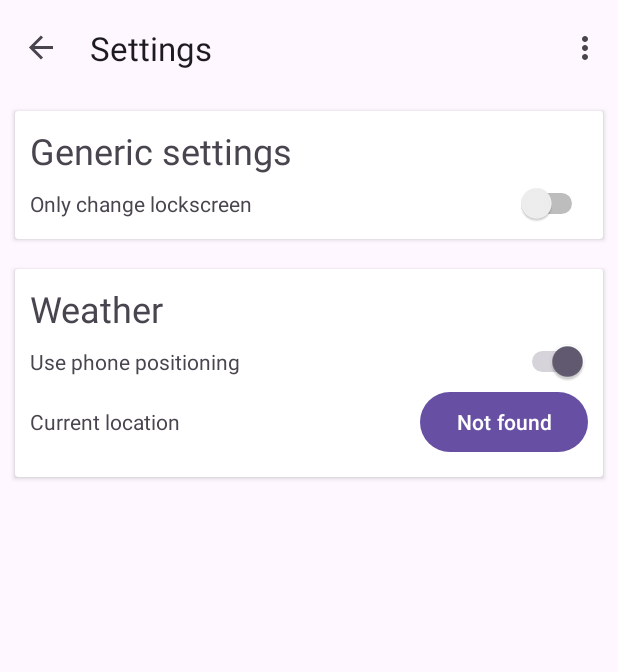
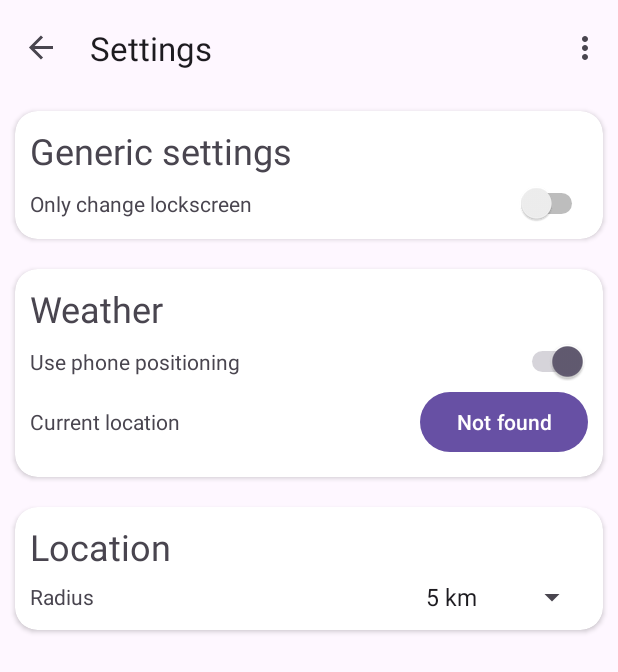
Before and after one commit to FeKozma/SmartPaper, an Android app: the screen it shows after launch (MainActivity), in the options menu, after a tap on "Settings", on a phone screen of 412 x 824 dp. Shown: the top 672 px of the screen. Run offline under Robolectric (Android 15) with nearby library versions, the phone set to English and light mode, and no system bars; our stand-ins replace navigation-ui; libraries missing offline, so code that uses them is left out: cat.ereza.customactivityoncrash, org.osmdroid.api, org.osmdroid.config, org.osmdroid.tileprovider, org.osmdroid.util and 1 more; pictures from the network do not load; 4 statements that could not run were skipped.

Commit message:
feat: location based tagging

```diff
--- a/app/src/main/java/com/fekozma/wallpaperchanger/database/DBImage.java
+++ b/app/src/main/java/com/fekozma/wallpaperchanger/database/DBImage.java
@@ -220,9 +220,11 @@ public class DBImage extends DBManager implements Parcelable {
 			}
 
 			if (success) {
+
 				//delete images from storage
 				boolean tmpSuccess;
 				for (DBImage dbImage : selected) {
+					DBLocations.db.deleteLocations(new String[]{dbImage.image});
 					tmpSuccess = ImageUtil.getImageFromAppstorage(dbImage).map((image) -> {
 						return image.delete();
 					}).orElse(true);
@@ -251,6 +253,7 @@ public class DBImage extends DBManager implements Parcelable {
 	public void deleteTags(DBImage[] selected) {
 		for (DBImage dbImage : selected) {
 			upsertImage(dbImage.image, new String[0]);
+			DBLocations.db.deleteLocations(new String[]{dbImage.image});
 		}
 	}
 
--- a/app/src/main/java/com/fekozma/wallpaperchanger/database/DBManager.java
+++ b/app/src/main/java/com/fekozma/wallpaperchanger/database/DBManager.java
@@ -16,6 +16,7 @@ public class DBManager extends SQLiteOpenHelper {
 
 	public enum TABLES {
 		IMAGES("Images", Map.of(DBImage.COL_IMAGE, "varchar(100)", DBImage.COL_TAGS, "TEXT")),
+		LOCATIONS("Locations", Map.of(DBLocations.COL_IMAGE, "varchar(100)", DBLocations.COL_ADDRESS, "TEXT", DBLocations.COL_LAT, "TEXT", DBLocations.COL_LON, "TEXT")),
 		LOGS("Logs",Map.of(DBLog.COL_MESSAGE, "TEXT",DBLog.COL_DATE, "varchar(100)",DBLog.COL_LEVEL, "varchar(10)"))
 		;
 
@@ -33,24 +34,31 @@ public class DBManager extends SQLiteOpenHelper {
 	}
 
 	// If you change the database schema, you must increment the database version.
-	public static final int DATABASE_VERSION = 1;
+	public static final int DATABASE_VERSION = 2;
 	public static final String DATABASE_NAME = "wallpaperchanger.db";
 
 	private static DBManager dbManager;
 
 	public void onCreate(SQLiteDatabase db) {
 		synchronized (DATABASE_NAME) {
-			Arrays.stream(TABLES.values()).map(table -> {
-				String start = "CREATE TABLE " + table.name + " (";
-				String end = ");";
-				return table.columns.entrySet().stream().map(entry -> entry.getKey() + " " + entry.getValue()).collect(Collectors.joining(",", start, end));
-			}).forEach(db::execSQL);
+			Arrays.stream(TABLES.values()).forEach(table -> {
+				createTable(db, table);
+				});
 		}
 	}
 
 	public void onUpgrade(SQLiteDatabase db, int oldVersion, int newVersion) {
+		if (oldVersion == 1 && newVersion == 2) {
+			createTable(db, TABLES.LOCATIONS);
+		}
+	}
 
+	private void createTable(SQLiteDatabase db, TABLES table) {
+		String start = "CREATE TABLE " + table.name + " (";
+		String end = ");";
+		db.execSQL(table.columns.entrySet().stream().map(entry -> entry.getKey() + " " + entry.getValue()).collect(Collectors.joining(",", start, end)));
 	}
+
 	public void onDowngrade(SQLiteDatabase db, int oldVersion, int newVersion) {
 		onUpgrade(db, oldVersion, newVersion);
 	}
--- a/app/src/main/java/com/fekozma/wallpaperchanger/database/StaticTags.java
+++ b/app/src/main/java/com/fekozma/wallpaperchanger/database/StaticTags.java
@@ -25,7 +25,8 @@ public enum StaticTags {
 	WEEKDAY_THURSDAY("thursday"),
 	WEEKDAY_FRIDAY("friday"),
 	WEEKDAY_SATURDAY("saturday"),
-	WEEKDAY_SUNDAY("sunday");
+	WEEKDAY_SUNDAY("sunday"),
+	LOCATION("location");
 
 
 	String name;
--- a/app/src/main/java/com/fekozma/wallpaperchanger/fragments/SettingsFragment.java
+++ b/app/src/main/java/com/fekozma/wallpaperchanger/fragments/SettingsFragment.java
@@ -10,6 +10,7 @@ import android.os.Bundle;
 import android.view.LayoutInflater;
 import android.view.View;
 import android.view.ViewGroup;
+import android.widget.AdapterView;
 import android.widget.CompoundButton;
 
 import androidx.annotation.NonNull;
@@ -64,6 +65,60 @@ public class SettingsFragment extends Fragment {
 			}
 		});
 
+		setWeatherSettings();
+		setLocationSettings();
+
+
+	}
+
+	private void setLocationSettings() {
+		setLocationRadius();
+
+		binding.settingsLocationRadius.setOnItemSelectedListener(new AdapterView.OnItemSelectedListener() {
+
+			@Override
+			public void onItemSelected(AdapterView<?> adapterView, View view, int i, long l) {
+				String selection = getResources().getStringArray(R.array.dropdown_radius_items)[i];
+				selection = selection.substring(0, selection.indexOf(" "));
+				DBLog.db.addLog(DBLog.LEVELS.DEBUG, "Changed radius to '" + selection + "'");
+				SharedPreferencesUtil.setInt(SharedPreferencesUtil.KEYS.LOCATION_RADIUS, Integer.valueOf(selection));
+			}
+
+			@Override
+			public void onNothingSelected(AdapterView<?> adapterView) {
+				SharedPreferencesUtil.setInt(SharedPreferencesUtil.KEYS.LOCATION_RADIUS, 5);
+			}
+		});
+	}
+
+	private void setLocationRadius() {
+		int radius = SharedPreferencesUtil.getInt(SharedPreferencesUtil.KEYS.LOCATION_RADIUS);
+		int pos;
+		switch (radius) {
+			case 5:
+				pos = 0;
+				break;
+			case 10:
+				pos = 1;
+				break;
+			case 20:
+				pos = 2;
+				break;
+			case 50:
+				pos = 3;
+				break;
+			case 100:
+				pos = 4;
+				break;
+			default:
+				pos = 0;
+		}
+
+		binding.settingsLocationRadius.setSelection(pos);
+
+	}
+
+	private void setWeatherSettings() {
 		// Weather
 		boolean useGPS = SharedPreferencesUtil.getBoolean(SharedPreferencesUtil.KEYS.USE_GPS);
 		boolean isPermitted = ActivityCompat.checkSelfPermission(getContext(), Manifest.permission.ACCESS_FINE_LOCATION) == PackageManager.PERMISSION_GRANTED;
@@ -95,8 +150,6 @@ public class SettingsFragment extends Fragment {
 		});
 
 		setLocationSetting();
-
-
 	}
 
 	private void setLocationSetting() {
@@ -105,34 +158,7 @@ public class SettingsFragment extends Fragment {
 
 		if (lat != null && lon != null) {
 
-			GeoPoint geoPoint = new GeoPoint(Double.parseDouble(lat), Double.parseDouble(lon));
-			Geocoder geocoder = new Geocoder(ContextUtil.getContext(), Locale.getDefault());
-
-			Executors.newSingleThreadExecutor().execute(() -> {
-				geocoder.getFromLocation(
-					geoPoint.getLatitude(),
-					geoPoint.getLongitude(),
-					1,
-					addresses -> {
-						if (!addresses.isEmpty()) {
-							Address address = addresses.get(0);
-
-							String city = address.getLocality(); // Main city/town
-							if (city == null) {
-								city = address.getSubAdminArea(); // County or district, often used when no city
-							}
-
-							String addressText = (city == null ? "" : city + ", ") + address.getAdminArea();
-
-							setMapButton(addressText);
-							getAdressFromAPI(geoPoint.getLatitude(), geoPoint.getLongitude());
-						}
-					}
-				);
-				});
-
-
-
+			LocationUtil.getLocationName(Double.parseDouble(lat), Double.parseDouble(lon), this::setMapButton);
 
 		}
 	}
@@ -153,33 +179,6 @@ public class SettingsFragment extends Fragment {
 		}
 	}
 
-	private void getAdressFromAPI(double lat, double lon) {
-		if (NetworkUtil.isInternetAvailable(getContext())) {
-			NominatimService adress = HttpClient.getAdressApi();
-
-			adress.reverseGeocode(lat, lon, "json", 1).enqueue(new Callback<NominatimService.NominatimResponse>() {
-				@Override
-				public void onResponse(Call<NominatimService.NominatimResponse> call, Response<NominatimService.NominatimResponse> response) {
-					if (response.isSuccessful() && response.body() != null) {
-						NominatimService.NominatimResponse res = response.body();
-						String city = res.getCityName();
-						String county = res.getCountyName();
-						String addressText = (city == null ? "" : city + ", ") + county;
-						setMapButton(addressText);
-						DBLog.db.addLog(DBLog.LEVELS.DEBUG, "Retrieved adress from api");
-					} else {
-						DBLog.db.addLog(DBLog.LEVELS.ERROR, "Could not retriev adress from api; " + response.code());
-					}
-				}
-
-				@Override
-				public void onFailure(Call<NominatimService.NominatimResponse> call, Throwable throwable) {
-					DBLog.db.addLog(DBLog.LEVELS.ERROR, "Could not retriev adress from api; " + throwable.getMessage(), throwable);
-				}
-			});
-		}
-	}
-
 
 	@Override
 	public void onDestroyView() {
--- a/app/src/main/java/com/fekozma/wallpaperchanger/lists/images/ImageListAdapter.java
+++ b/app/src/main/java/com/fekozma/wallpaperchanger/lists/images/ImageListAdapter.java
@@ -18,6 +18,7 @@ import androidx.recyclerview.widget.RecyclerView;
 import com.bumptech.glide.Glide;
 import com.fekozma.wallpaperchanger.R;
 import com.fekozma.wallpaperchanger.database.DBImage;
+import com.fekozma.wallpaperchanger.database.DBLocations;
 import com.fekozma.wallpaperchanger.database.StaticValues;
 import com.fekozma.wallpaperchanger.databinding.ImageListDialogBinding;
 import com.fekozma.wallpaperchanger.lists.tags.TagsListAdapter;
@@ -61,8 +62,9 @@ public class ImageListAdapter extends RecyclerView.Adapter<ImageListViewHolder>
 			}
 		}
 
-		holder.setNumberTag(item.image.tags.length);
-		holder.setNumberCat((int)count);
+		int locations = DBLocations.db.getLocationByImageName(item.image.image).size();
+		holder.setNumberTag(item.image.tags.length + locations);
+		holder.setNumberCat((int)count + (locations > 0 ? 1 : 0));
 		holder.itemView.setOnClickListener(v -> {
 			if (getSelected().length == 0) {
 				viewImage(v, holder.getBindingAdapterPosition());
--- a/app/src/main/java/com/fekozma/wallpaperchanger/util/ImageUtil.java
+++ b/app/src/main/java/com/fekozma/wallpaperchanger/util/ImageUtil.java
@@ -1,7 +1,6 @@
 package com.fekozma.wallpaperchanger.util;
 
 import android.net.Uri;
-import android.util.Log;
 
 import androidx.coordinatorlayout.widget.CoordinatorLayout;
 
--- a/app/src/main/java/com/fekozma/wallpaperchanger/util/LocationUtil.java
+++ b/app/src/main/java/com/fekozma/wallpaperchanger/util/LocationUtil.java
@@ -3,6 +3,8 @@ package com.fekozma.wallpaperchanger.util;
 import android.Manifest;
 import android.content.Context;
 import android.content.pm.PackageManager;
+import android.location.Address;
+import android.location.Geocoder;
 import android.location.Location;
 import android.util.DisplayMetrics;
 import android.view.LayoutInflater;
@@ -15,6 +17,8 @@ import androidx.appcompat.app.AlertDialog;
 import androidx.core.app.ActivityCompat;
 
 import com.fekozma.wallpaperchanger.R;
+import com.fekozma.wallpaperchanger.api.HttpClient;
+import com.fekozma.wallpaperchanger.api.NominatimService;
 import com.fekozma.wallpaperchanger.database.DBLog;
 import com.google.android.gms.location.*;
 import com.google.android.gms.tasks.OnSuccessListener;
@@ -28,6 +32,13 @@ import org.osmdroid.views.Projection;
 import org.osmdroid.views.overlay.Marker;
 
 import java.util.Locale;
+import java.util.concurrent.Executors;
+import java.util.function.BiConsumer;
+import java.util.function.Consumer;
+
+import retrofit2.Call;
+import retrofit2.Callback;
+import retrofit2.Response;
 
 
 public class LocationUtil {
@@ -35,6 +46,14 @@ public class LocationUtil {
 	static String TAG = LocationUtil.class.getSimpleName();
 
 	public static void showMapDialog(Context context, Runnable onDismiss) {
+		showMapDialog(false, context, onDismiss, (lat, lon) -> {
+			SharedPreferencesUtil.setString(SharedPreferencesUtil.KEYS.LOCATION_LAT, lat + "");
+			SharedPreferencesUtil.setString(SharedPreferencesUtil.KEYS.LOCATION_LONG, lon + "");
+		});
+	}
+
+
+	public static void showMapDialog(boolean showContinue, Context context, Runnable onDismiss, BiConsumer<Double, Double> onResult) {
 		// Load OSMDroid config
 
 		Configuration.getInstance().setUserAgentValue(ContextUtil.getContext().getPackageName());
@@ -76,6 +95,7 @@ public class LocationUtil {
 			return false;
 		});
 
+
 		AlertDialog dialog = new AlertDialog.Builder(context)
 			.setView(mapViewLayout)
 			.setOnDismissListener(dialogInterface -> onDismiss.run())
@@ -95,8 +115,7 @@ public class LocationUtil {
 
 				DBLog.db.addLog(DBLog.LEVELS.DEBUG, "user commited: Lat: " + lat + ", Lon: " + lon);
 
-				SharedPreferencesUtil.setString(SharedPreferencesUtil.KEYS.LOCATION_LAT, lat + "");
-				SharedPreferencesUtil.setString(SharedPreferencesUtil.KEYS.LOCATION_LONG, lon + "");
+				onResult.accept(lat, lon);
 				dialog.dismiss();
 			} else {
 				Toast.makeText(v.getContext(), "Please select a location", Toast.LENGTH_SHORT).show();
@@ -174,6 +193,61 @@ public class LocationUtil {
 			});
 	}
 
+
+	public static void getLocationName(double lat, double lon, Consumer<String> callback) {
+
+			GeoPoint geoPoint = new GeoPoint(lat, lon);
+			Geocoder geocoder = new Geocoder(ContextUtil.getContext(), Locale.getDefault());
+		Executors.newSingleThreadExecutor().execute(() -> {
+
+			geocoder.getFromLocation(
+				geoPoint.getLatitude(),
+				geoPoint.getLongitude(),
+				1,
+				addresses -> {
+					if (!addresses.isEmpty()) {
+						Address address = addresses.get(0);
+
+						String city = address.getLocality(); // Main city/town
+						if (city == null) {
+							city = address.getSubAdminArea(); // County or district, often used when no city
+						}
+
+						String addressText = (city == null ? "" : city + ", ") + address.getAdminArea();
+
+						callback.accept(addressText);
+						getAddressFromAPI(geoPoint.getLatitude(), geoPoint.getLongitude(), callback);
+					}
+				}
+			);
+		});
+	}
+
+	private static void getAddressFromAPI(double lat, double lon, Consumer<String> callback) {
+		if (NetworkUtil.isInternetAvailable(ContextUtil.getContext())) {
+			NominatimService adress = HttpClient.getAdressApi();
+
+			adress.reverseGeocode(lat, lon, "json", 1).enqueue(new Callback<NominatimService.NominatimResponse>() {
+				@Override
+				public void onResponse(Call<NominatimService.NominatimResponse> call, Response<NominatimService.NominatimResponse> response) {
+					if (response.isSuccessful() && response.body() != null) {
+						NominatimService.NominatimResponse res = response.body();
+						callback.accept(res.getGeneralLocation());
+						DBLog.db.addLog(DBLog.LEVELS.DEBUG, "Retrieved adress from api; " + res.getGeneralLocation());
+					} else {
+						DBLog.db.addLog(DBLog.LEVELS.ERROR, "Could not retriev adress from api; " + response.code());
+					}
+				}
+
+				@Override
+				public void onFailure(Call<NominatimService.NominatimResponse> call, Throwable throwable) {
+					DBLog.db.addLog(DBLog.LEVELS.ERROR, "Could not retriev adress from api; " + throwable.getMessage(), throwable);
+				}
+			});
+		}
+	}
+
+
 	public static GeoPoint getDefaultCountryGeoPoint() {
 		return getDefaultLocationForCountry(Locale.getDefault().getCountry().toUpperCase());
 	}
--- a/app/src/main/java/com/fekozma/wallpaperchanger/util/SharedPreferencesUtil.java
+++ b/app/src/main/java/com/fekozma/wallpaperchanger/util/SharedPreferencesUtil.java
@@ -9,12 +9,14 @@ public class SharedPreferencesUtil {
 	static void setSharedPreferences() {
 		sharedPreferences = ContextUtil.getContext().getSharedPreferences(ContextUtil.getContext().getApplicationInfo().name, Context.MODE_PRIVATE);
 	}
+
 	public enum KEYS {
 		ONLY_LOCKSCREEN("onlylockscreen", false),
 		LOCATION_LAT("location_lat", null),
 		LOCATION_LONG("location_long", null),
 		WEATHER_CATEGORY("weather_category", null),
-		USE_GPS("use_gps", true);
+		USE_GPS("use_gps", true),
+		LOCATION_RADIUS("location_radius", 5);
 
 		String key;
 		Object value;
@@ -22,6 +24,20 @@ public class SharedPreferencesUtil {
 			this.key = key;
 			this.value = defaultValue;
 		}
+	}
+
+	// Integer
+
+	public static Integer getInt(KEYS key) {
+		checkSharedPreferences();
+		return sharedPreferences.getInt(key.key, (Integer) key.value);
+	}
+
+	public static void setInt(KEYS key, int value) {
+		checkSharedPreferences();
+		SharedPreferences.Editor editor = sharedPreferences.edit();
+		editor.putInt(key.key, value);
+		editor.apply();
 	}
 
 	// Boolean
--- a/app/src/main/res/layout/settings.xml
+++ b/app/src/main/res/layout/settings.xml
@@ -2,7 +2,9 @@
 
 <ScrollView xmlns:android="http://schemas.android.com/apk/res/android"
     android:layout_width="match_parent"
-    android:layout_height="match_parent">
+    android:layout_height="match_parent"
+    xmlns:app="http://schemas.android.com/apk/res-auto"
+    xmlns:tools="http://schemas.android.com/tools">
 
 <LinearLayout
     android:layout_width="match_parent"
@@ -12,6 +14,8 @@
     <androidx.cardview.widget.CardView
         android:layout_width="match_parent"
         android:layout_margin="10dp"
+        app:cardCornerRadius="15dp"
+
         android:layout_height="wrap_content">
         <LinearLayout
             android:layout_marginVertical="10dp"
@@ -52,6 +56,8 @@
     <androidx.cardview.widget.CardView
         android:layout_width="match_parent"
         android:layout_margin="10dp"
+        app:cardCornerRadius="15dp"
+
         android:layout_height="wrap_content">
         <LinearLayout
             android:layout_marginVertical="10dp"
@@ -110,5 +116,50 @@
         </LinearLayout>
     </androidx.cardview.widget.CardView>
 
+    <androidx.cardview.widget.CardView
+        android:layout_width="match_parent"
+        android:layout_margin="10dp"
+        app:cardCornerRadius="15dp"
+        android:layout_height="wrap_content">
+        <LinearLayout
+            android:layout_marginVertical="10dp"
+            android:paddingRight="10dp"
+            android:paddingLeft="10dp"
+
+            android:orientation="vertical"
+            android:layout_width="match_parent"
+            android:layout_height="wrap_content">
+            <TextView
+                android:layout_width="wrap_content"
+                android:layout_height="wrap_content"
+                android:textSize="24dp"
+                android:text="Location"
+                android:layout_marginBottom="5dp"
+                />
+            <RelativeLayout
+                android:layout_width="match_parent"
+                android:layout_height="wrap_content">
+                <TextView
+                    android:layout_width="wrap_content"
+                    android:layout_height="wrap_content"
+                    android:layout_centerInParent="true"
+                    android:layout_alignParentLeft="true"
+                    android:text="Radius"/>
+                <Spinner
+                    android:id="@+id/settings_location_radius"
+                    android:layout_width="wrap_content"
+                    android:layout_height="wrap_content"
+                    android:spinnerMode="dropdown"
+                    android:entries="@array/dropdown_radius_items"
+                    android:layout_alignParentRight="true"
+                    android:layout_centerInParent="true"
+                    />
+
+            </RelativeLayout>
+
+
+        </LinearLayout>
+    </androidx.cardview.widget.CardView>
+
 </LinearLayout>
 </ScrollView>
--- /dev/null
+++ b/app/src/main/res/values/arrays.xml
@@ -0,0 +1,10 @@
+<?xml version="1.0" encoding="utf-8"?>
+<resources>
+    <string-array name="dropdown_radius_items" >
+        <item>5 km</item>
+        <item>10 km</item>
+        <item>20 km</item>
+        <item>50 km</item>
+        <item>100 km</item>
+    </string-array>
+</resources>
--- a/app/src/main/res/values/colors.xml
+++ b/app/src/main/res/values/colors.xml
@@ -10,4 +10,5 @@
     <color name="weekday">#AA3BBD</color>
     <color name="log_warn">#81FFEB3B</color>
     <color name="log_error">#80F44336</color>
+    <color name="location">#9877A0</color>
 </resources>
```
Also changed, not shown: app/build.gradle (+7 -1 lines), app/src/main/java/com/fekozma/wallpaperchanger/api/NominatimService.java (+21 -3 lines), app/src/main/java/com/fekozma/wallpaperchanger/database/DBLocations.java (added, +161 -0 lines), app/src/main/java/com/fekozma/wallpaperchanger/database/StaticValues.java (+23 -9 lines), app/src/main/java/com/fekozma/wallpaperchanger/jobs/conditions/ConditionalImagesAndTags.java (added, +18 -0 lines), app/src/main/java/com/fekozma/wallpaperchanger/jobs/conditions/LocationCondition.java (added, +104 -0 lines), app/src/main/java/com/fekozma/wallpaperchanger/jobs/conditions/WeatherCondition.java (+6 -1 lines), app/src/main/java/com/fekozma/wallpaperchanger/lists/tags/EditTagsListAdapter.java (+35 -4 lines), app/src/main/java/com/fekozma/wallpaperchanger/lists/tags/TagsListAdapter.java (+12 -3 lines).
